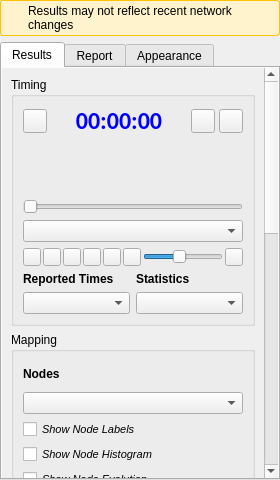
Above: ui/analysis/qgisred_results_dock.ui from qgisred/QGISRed before the change. Below: the same form after it.
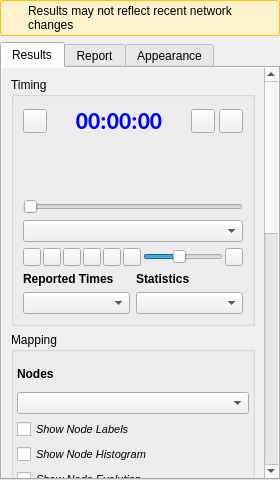
That is the form after the change.

Commit message: Results panel: adjust graph margin

Diff of the .ui file:
```diff
--- a/ui/analysis/qgisred_results_dock.ui
+++ b/ui/analysis/qgisred_results_dock.ui
@@ -637,6 +637,12 @@
                    <string>Mapping</string>
                   </property>
                   <layout class="QVBoxLayout" name="verticalLayout_Mapping">
+                   <property name="leftMargin">
+                    <number>3</number>
+                   </property>
+                   <property name="rightMargin">
+                    <number>3</number>
+                   </property>
                    <item>
                     <layout class="QVBoxLayout" name="verticalLayout_4">
                      <item>
```
The commit also changes 1 other file.
